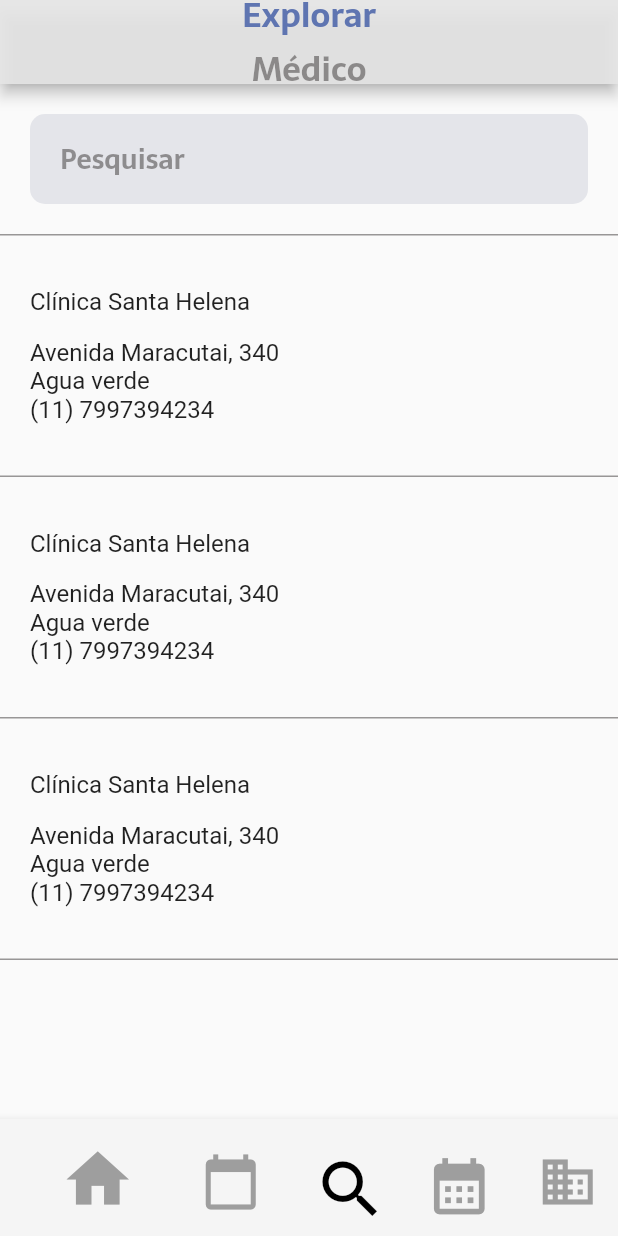
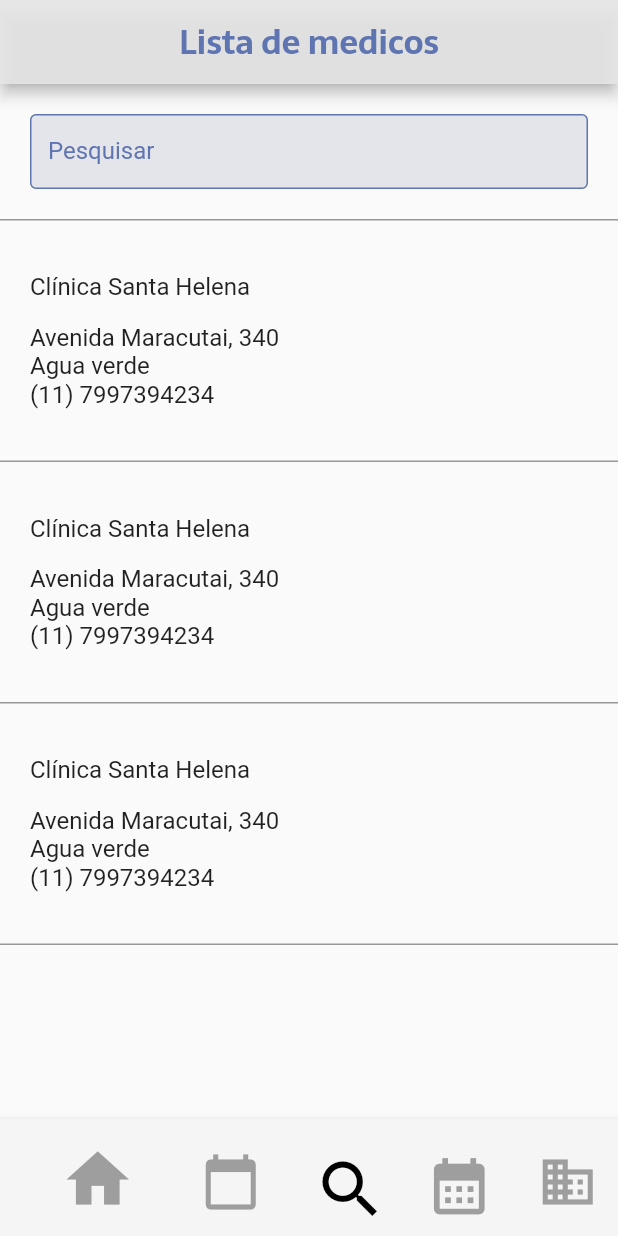
Before and after one commit to JoaoArrudaWarren/Agenda-Proway, a Flutter app: the Explorer screen opened directly, on a phone screen of 412 x 824 dp. Run offline on Flutter 3.47's test engine with Material 2 defaults, Android fonts, the phone set to English and light mode, and no system bars; our stand-ins replace table_calendar.

Commit message:
[change] explorer refatorado

```diff
--- a/lib/presenter/agenda/agenda.dart
+++ b/lib/presenter/agenda/agenda.dart
@@ -1,4 +1,5 @@
 import 'package:flutter/material.dart';
+
 import 'widgets/agenda_body_page.dart';
 
 // void main() {
--- a/lib/presenter/explorer/explorer.dart
+++ b/lib/presenter/explorer/explorer.dart
@@ -26,20 +26,9 @@ class Explorer extends StatelessWidget {
           children: const [
             Center(
               child: Text(
-                'Explorar',
+                'Lista de medicos',
                 style: TextStyle(
                   color: Color.fromARGB(255, 95, 117, 177),
-                  fontSize: 22,
-                  fontWeight: FontWeight.w700,
-                  fontFamily: 'Sarala',
-                ),
-              ),
-            ),
-            Visibility(
-              child: Text(
-                'Médico',
-                style: TextStyle(
-                  color: Color.fromARGB(127, 54, 50, 50),
                   fontSize: 22,
                   fontWeight: FontWeight.w700,
                   fontFamily: 'Sarala',
@@ -60,28 +49,24 @@ class Explorer extends StatelessWidget {
               ),
               child: Container(
                 width: 500,
-                height: 60,
+                height: 50,
                 decoration: BoxDecoration(
                   color: const Color.fromRGBO(228, 229, 234, 1),
                   borderRadius: BorderRadius.circular(10),
                 ),
-                child: Row(
-                  children: const [
-                    Padding(
-                      padding: EdgeInsets.only(
-                        left: 20,
-                      ),
-                      child: Text(
-                        'Pesquisar',
-                        style: TextStyle(
-                          fontFamily: 'Sarala',
-                          fontSize: 18,
-                          fontWeight: FontWeight.w200,
-                          color: Color.fromARGB(127, 54, 50, 50),
-                        ),
-                      ),
+                child: const TextField(
+                  cursorColor: Color.fromARGB(255, 95, 117, 177),
+                  decoration: InputDecoration(
+                    filled: true,
+                    fillColor: Color.fromRGBO(228, 229, 234, 1),
+                    enabledBorder: OutlineInputBorder(
+                      borderSide: BorderSide(
+                          color: Color.fromARGB(255, 95, 117, 177), width: 1),
                     ),
-                  ],
+                    labelText: 'Pesquisar',
+                    labelStyle:
+                        TextStyle(color: Color.fromARGB(255, 95, 117, 177)),
+                  ),
                 ),
               ),
             ),
--- a/lib/presenter/main.dart
+++ b/lib/presenter/main.dart
@@ -1,13 +1,13 @@
 import 'package:flutter/material.dart';
 
+import 'explorer/explorer.dart';
 import 'home/home_page.dart';
-import 'reservas/reservas.dart';
 
 void main() {
   runApp(
     const MaterialApp(
       title: 'Agenda Warren',
-      home: HomePage(),
+      home: Explorer(),
       debugShowCheckedModeBanner: false,
     ),
   );
--- a/lib/presenter/reservas/reservas.dart
+++ b/lib/presenter/reservas/reservas.dart
@@ -1,6 +1,6 @@
 import 'package:flutter/material.dart';
 
-import 'package:agenda_warren/presenter/utils/bottom_navigation_page.dart';
+import '../utils/bottom_navigation_page.dart';
 
 import 'widget/consultas.dart';
 
```
